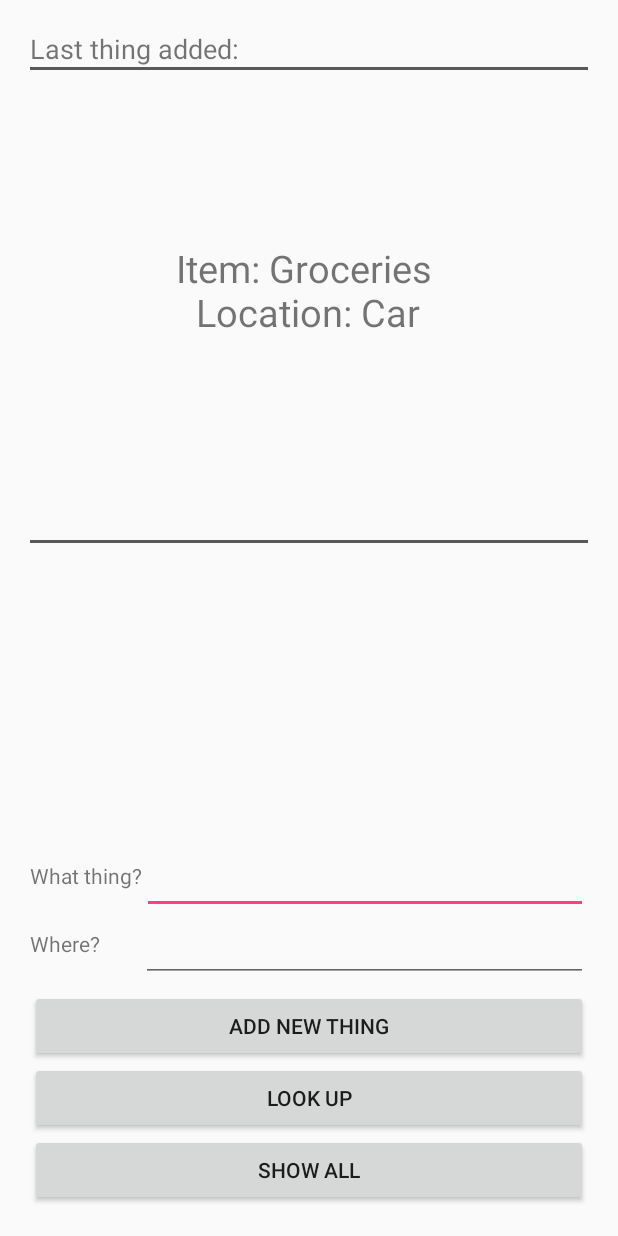
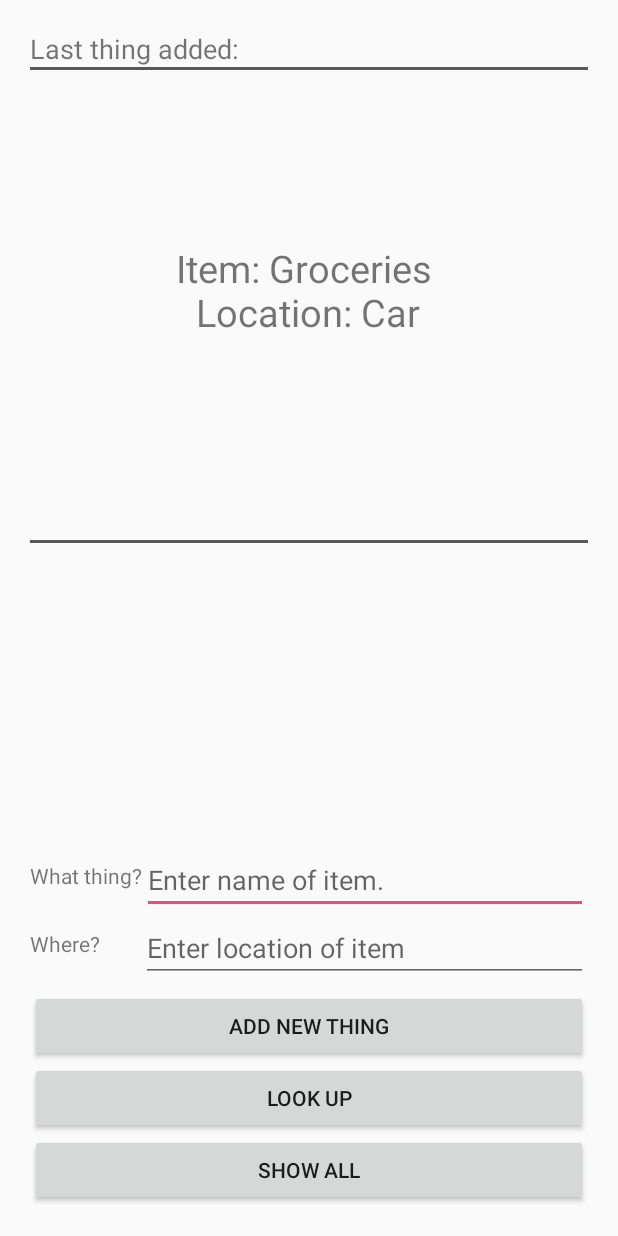
Before and after one commit to two2tee/MMAD_TingleApp, an Android app: the screen it shows after launch (TingleActivity), on a phone screen of 412 x 824 dp. Run offline under Robolectric (Android 15) with nearby library versions, the light colour scheme and no system bars; our stand-ins replace Dagger/Hilt's generated code.

Commit message:
Cleaned code with android lint

```diff
--- a/app/build.gradle
+++ b/app/build.gradle
@@ -22,8 +22,8 @@ android {
 dependencies {
     compile fileTree(include: ['*.jar'], dir: 'libs')
     testCompile 'junit:junit:4.12'
-    compile 'com.android.support:support-v4:23.0.1'
-    compile 'com.android.support:appcompat-v7:23.0.1'
+    compile 'com.android.support:support-v4:23.1.1'
+    compile 'com.android.support:appcompat-v7:23.1.1'
 
     //Dagger dependency injection framework
     compile 'com.google.dagger:dagger:2.0.2'
--- a/app/src/main/java/itu/mmad/dttn/tingle/Controller/Fragments/ListFragment.java
+++ b/app/src/main/java/itu/mmad/dttn/tingle/Controller/Fragments/ListFragment.java
@@ -29,7 +29,7 @@ public class ListFragment extends Fragment {
     ListFragmentListener mCallBack;
 
     public interface ListFragmentListener {
-        public void onBackPressed();
+        void onBackPressed();
     }
 
 
--- a/app/src/main/java/itu/mmad/dttn/tingle/Controller/Fragments/TingleFragment.java
+++ b/app/src/main/java/itu/mmad/dttn/tingle/Controller/Fragments/TingleFragment.java
@@ -30,8 +30,9 @@ public class TingleFragment extends Fragment {
     TingleFragmentEventListener mCallBack;
 
     public interface TingleFragmentEventListener {
-        public void onShowAllPressed();
-        public void onAddPressed();
+        void onShowAllPressed();
+
+        void onAddPressed();
     }
 
     // GUI variables
@@ -45,7 +46,6 @@ public class TingleFragment extends Fragment {
     private ThingsDatabase repository;
 
 
-
     @Override
     public void onCreate(Bundle savedInstanceState) {
         super.onCreate(savedInstanceState);
@@ -53,7 +53,7 @@ public class TingleFragment extends Fragment {
 
     @Override
     public View onCreateView(LayoutInflater inflater, ViewGroup container, Bundle savedInstanceState) {
-        View v = inflater.inflate(R.layout.fragment_tingle,container,false);
+        View v = inflater.inflate(R.layout.fragment_tingle, container, false);
         repository = ((TingleActivity) getActivity()).getDatabase();
 
         setButtons(v);
@@ -68,14 +68,11 @@ public class TingleFragment extends Fragment {
 
         //Checks if parent activity has implemented the
         //callback interface
-        try
-        {
+        try {
             mCallBack = (TingleFragmentEventListener) context;
             repository = ((TingleActivity) getActivity()).getDatabase();
-        }
-        catch (ClassCastException e)
-        {
-            throw new ClassCastException(context.toString()+" must implement ListFragmentListener");
+        } catch (ClassCastException e) {
+            throw new ClassCastException(context.toString() + " must implement ListFragmentListener");
         }
     }
 
@@ -92,8 +89,6 @@ public class TingleFragment extends Fragment {
                     updateUI();
 
                     mCallBack.onAddPressed();
-
-
 
 
                 }
@@ -119,7 +114,7 @@ public class TingleFragment extends Fragment {
         });
 
         //Portrait mode show go to list button
-        if(getResources().getConfiguration().orientation == Configuration.ORIENTATION_PORTRAIT){
+        if (getResources().getConfiguration().orientation == Configuration.ORIENTATION_PORTRAIT) {
             showAll = (Button) v.findViewById(R.id.goTOList_button);
             showAll.setOnClickListener(new View.OnClickListener() {
                 @Override
@@ -146,8 +141,7 @@ public class TingleFragment extends Fragment {
         String searchItem = item.toLowerCase().trim();
         List<Thing> things = repository.getAll();
 
-        for(Thing t : things)
-        {
+        for (Thing t : things) {
             if (t.getWhat().equals(searchItem)) {
                 return t.getWhere();
             }
@@ -162,7 +156,7 @@ public class TingleFragment extends Fragment {
     }
 
     private void updateUI() {
-        int lastAdded = repository.getTotalSize()-1;
+        int lastAdded = repository.getTotalSize() - 1;
         if (lastAdded > 0) {
             this.lastAdded.setText(repository.get(lastAdded).toString());
         } else {
--- a/app/src/main/java/itu/mmad/dttn/tingle/Model/Entity.java
+++ b/app/src/main/java/itu/mmad/dttn/tingle/Model/Entity.java
@@ -18,9 +18,9 @@ public abstract class Entity {
     }
 
     /**
-     * Returns unqiue id of item
+     * Returns unique id of item
      *
-     * @return
+     * @return it of a thing
      */
     public String getId() {
         return id;
@@ -38,7 +38,7 @@ public abstract class Entity {
         if (this == o) return true;
         if (o == null || getClass() != o.getClass()) return false;
         Entity entity = (Entity) o;
-        return Objects.equals(id, ((Entity) o).getId());
+        return Objects.equals(id, entity.getId());
     }
 
     /**
--- a/app/src/main/java/itu/mmad/dttn/tingle/Model/InMemoryRepository.java
+++ b/app/src/main/java/itu/mmad/dttn/tingle/Model/InMemoryRepository.java
@@ -20,6 +20,7 @@
         thingsDB = new ArrayList<>();
     }
 
+    //Singleton pattern has been replaced by dagger2 singleton
     /*public static InMemoryRepository getInMemoryRepository() {
         if (inMemoryRepository != null)
             return inMemoryRepository;
--- a/app/src/main/java/itu/mmad/dttn/tingle/Model/Interfaces/IRepository.java
+++ b/app/src/main/java/itu/mmad/dttn/tingle/Model/Interfaces/IRepository.java
@@ -1,7 +1,6 @@
 package itu.mmad.dttn.tingle.Model.Interfaces;
 
 import java.util.Iterator;
-import java.util.Set;
 
 import itu.mmad.dttn.tingle.Model.Entity;
 
--- a/app/src/main/java/itu/mmad/dttn/tingle/Model/ThingsDatabase.java
+++ b/app/src/main/java/itu/mmad/dttn/tingle/Model/ThingsDatabase.java
@@ -11,13 +11,14 @@ import javax.inject.Inject;
 import itu.mmad.dttn.tingle.Model.Interfaces.IRepository;
 
 /**
- * Created by new on 24-Feb-16.
+ * This class is responsible for containing a repository and perform actions related to
+ * the database
  */
 
 
 public class ThingsDatabase {
 
-    IRepository<Thing> repository;
+    final IRepository<Thing> repository;
     private static boolean isFilled = false;
 
     @Inject //annotation to request dependencies in constructor,
--- a/app/src/main/res/layout-land/activity_tingle.xml
+++ b/app/src/main/res/layout-land/activity_tingle.xml
@@ -4,6 +4,7 @@
     android:layout_height="match_parent"
     android:layout_width="match_parent"
     android:orientation="horizontal"
+    android:baselineAligned="false"
     android:padding="@dimen/main">
 
     <FrameLayout
--- a/app/src/main/res/layout-land/fragment_list.xml
+++ b/app/src/main/res/layout-land/fragment_list.xml
@@ -11,7 +11,7 @@
     <ListView
         android:id="@+id/item_list"
         android:layout_width="match_parent"
-        android:layout_height="match_parent"
+        android:layout_height="0dp"
         android:layout_weight="1">
     </ListView>
 
@@ -25,7 +25,7 @@
             android:id="@+id/delete_Button"
             android:layout_width="wrap_content"
             android:layout_height="wrap_content"
-            android:text="Delete"/>
+            android:text="@string/delete"/>
 
 
     </LinearLayout>
--- a/app/src/main/res/layout-land/fragment_tingle.xml
+++ b/app/src/main/res/layout-land/fragment_tingle.xml
@@ -31,16 +31,15 @@
                 android:layout_width="wrap_content"
                 android:layout_height="wrap_content"
                 android:text="@string/headline"
-                android:textSize="12dp"
+                android:textSize="12sp"
                 android:gravity="top"/>
 
             <TextView
                 android:id="@+id/last_thing"
                 android:layout_width="wrap_content"
                 android:layout_height="wrap_content"
-                android:textSize="10dp"
+                android:textSize="10sp"
                 android:layout_marginBottom="20dp"
-                android:text="Hello"
                 android:gravity="center_horizontal"/>
 
 
@@ -80,7 +79,8 @@
             <EditText
                 android:id="@+id/what_text"
                 android:layout_width="match_parent"
-                android:layout_height="wrap_content"/>
+                android:layout_height="wrap_content"
+                android:hint="@string/what_hint"/>
         </LinearLayout>
 
 
@@ -94,11 +94,12 @@
                 android:layout_width="wrap_content"
                 android:layout_height="match_parent"
                 android:text="@string/where"
-                android:paddingRight="27dp"/>
+                android:paddingEnd="27dp"/>
             <EditText
                 android:id="@+id/where_text"
                 android:layout_width="match_parent"
-                android:layout_height="wrap_content"/>
+                android:layout_height="wrap_content"
+                android:hint="@string/where_hint"/>
         </LinearLayout>
 
 
--- a/app/src/main/res/layout/fragment_tingle.xml
+++ b/app/src/main/res/layout/fragment_tingle.xml
@@ -16,7 +16,7 @@
             android:layout_width="wrap_content"
             android:layout_height="wrap_content"
             android:text="@string/headline"
-            android:textSize="18dp"
+            android:textSize="18sp"
             android:gravity="top"/>
 
         <!-- bar -->
@@ -36,7 +36,7 @@
                 android:id="@+id/last_thing"
                 android:layout_width="wrap_content"
                 android:layout_height="wrap_content"
-                android:textSize="25dp"
+                android:textSize="25sp"
                 android:layout_marginBottom="20dp"
                 android:gravity="center_horizontal"/>
 
@@ -77,7 +77,8 @@
             <EditText
                 android:id="@+id/what_text"
                 android:layout_width="match_parent"
-                android:layout_height="wrap_content"/>
+                android:layout_height="wrap_content"
+                android:hint="@string/what_hint"/>
         </LinearLayout>
 
 
@@ -91,11 +92,12 @@
                 android:layout_width="wrap_content"
                 android:layout_height="match_parent"
                 android:text="@string/where"
-                android:paddingRight="27dp"/>
+                android:paddingEnd="27dp"/>
             <EditText
                 android:id="@+id/where_text"
                 android:layout_width="match_parent"
-                android:layout_height="wrap_content"/>
+                android:layout_height="wrap_content"
+                android:hint="@string/where_hint"/>
         </LinearLayout>
 
 
--- a/app/src/main/res/layout/list_view_row_item.xml
+++ b/app/src/main/res/layout/list_view_row_item.xml
@@ -9,6 +9,6 @@
         android:layout_height="wrap_content"
         android:layout_alignParentTop="true"
         android:textColor="@color/colorBlack"
-        android:textSize="15dp"/>
+        android:textSize="15sp"/>
 
 </RelativeLayout>
--- a/app/src/main/res/values/strings.xml
+++ b/app/src/main/res/values/strings.xml
@@ -12,4 +12,8 @@
     <string name="no_item_selected">No item selected</string>
     <string name="no_what_specified">Please specify what item.</string>
     <string name="something_Went_Wrong">Something went wrong</string>
+    <string name="delete">Delete</string>
+    <string name="back">Back</string>
+    <string name="what_hint">Enter name of item.</string>
+    <string name="where_hint">Enter location of item</string>
 </resources>
```
Also changed, not shown: app/src/main/java/itu/mmad/dttn/tingle/Controller/ListActivity.java (+0 -15 lines), app/src/main/res/layout/fragment_list.xml (+4 -3 lines), 1 other file.
